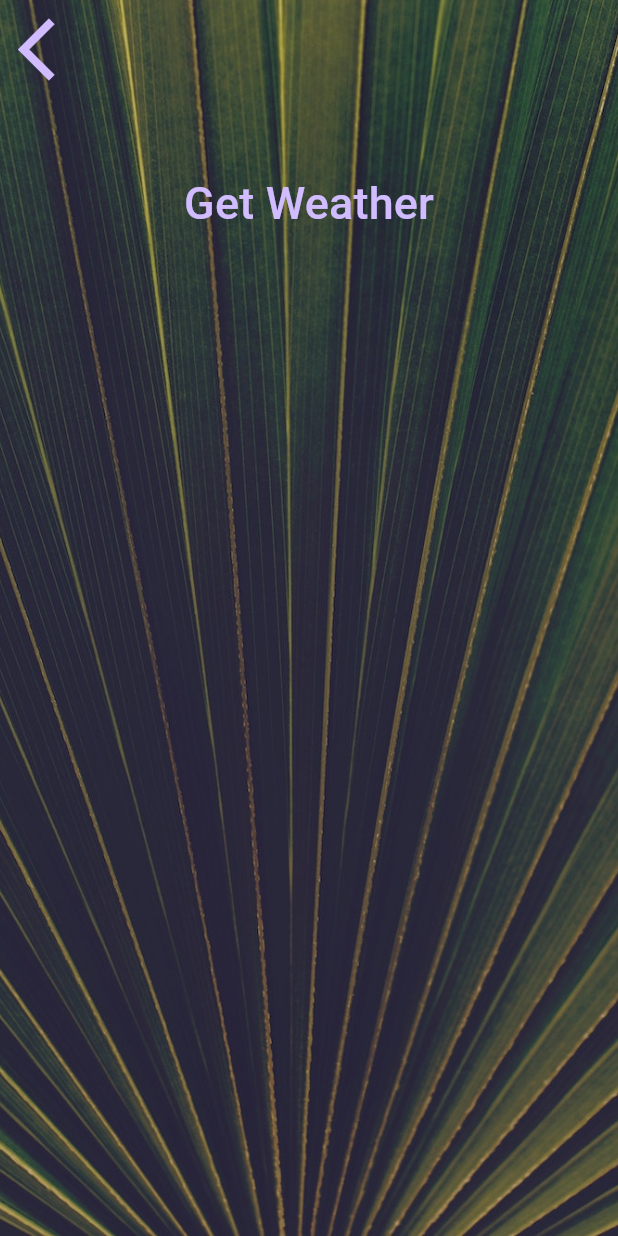
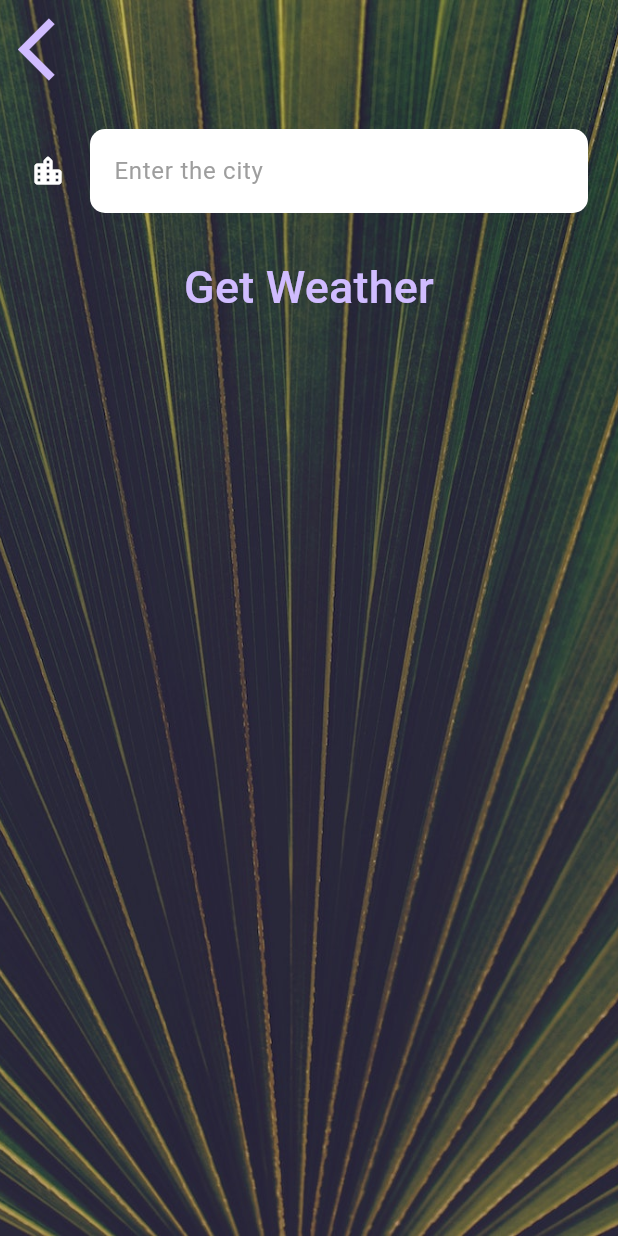
Before and after one commit to Ashmit-Gupta/Clima-WeatherApplication, a Flutter app: the CityScreen screen opened directly, on a phone screen of 412 x 824 dp. Run offline on Flutter 3.47's test engine with Material 3 defaults, Android fonts, the phone set to English and light mode, and no system bars; our stand-ins replace flutter_spinkit, geolocator; Roboto replaces fonts that are missing (Spartan MB).

Commit message:
added the getWeather using city name

```diff
--- a/lib/screens/city_screen.dart
+++ b/lib/screens/city_screen.dart
@@ -7,6 +7,7 @@ class CityScreen extends StatefulWidget {
 }
 
 class _CityScreenState extends State<CityScreen> {
+  late String cityName;
   @override
   Widget build(BuildContext context) {
     return Scaffold(
@@ -24,7 +25,9 @@ class _CityScreenState extends State<CityScreen> {
               Align(
                 alignment: Alignment.topLeft,
                 child: TextButton(
-                  onPressed: () {},
+                  onPressed: () {
+                    Navigator.pop(context);
+                  },
                   child: Icon(
                     Icons.arrow_back_ios,
                     size: 50.0,
@@ -33,10 +36,32 @@ class _CityScreenState extends State<CityScreen> {
               ),
               Container(
                 padding: EdgeInsets.all(20.0),
-                child: null,
+                child: TextField(
+                  style: TextStyle(color: Colors.black),
+                  decoration: InputDecoration(
+                    filled: true,
+                    fillColor: Colors.white,
+                    icon: Icon(
+                      Icons.location_city_rounded,
+                      color: Colors.white,
+                    ),
+                    hintText: "Enter the city",
+                    hintStyle: TextStyle(color: Colors.grey),
+                    border: OutlineInputBorder(
+                        borderRadius: BorderRadius.circular(10),
+                        borderSide: BorderSide.none),
+                  ),
+                  onChanged: (value) {
+                    cityName = value;
+                  },
+                ),
               ),
               TextButton(
-                onPressed: () {},
+                onPressed: () {
+                  setState(() {
+                    Navigator.pop(context, cityName);
+                  });
+                },
                 child: Text(
                   'Get Weather',
                   style: kButtonTextStyle,
```
Also changed, not shown: lib/screens/location_screen.dart (+8 -2 lines), lib/services/weather.dart (+8 -1 lines).
